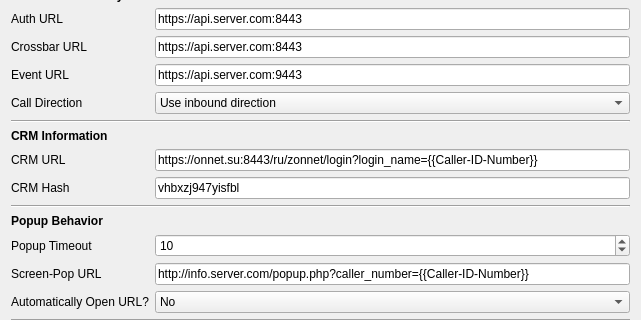
Above: mainwindow.ui from onnet/kazoo_popup before the change; both pictures show x 0 to 641 and y 176 to 496 of the 641 by 644 pixel window. Below: the same form after it.
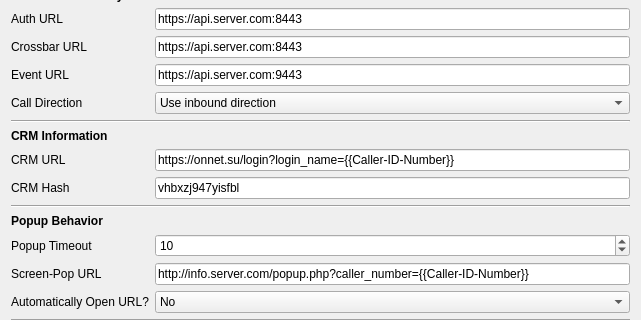
That is the form after the change.

```diff
--- a/mainwindow.ui
+++ b/mainwindow.ui
@@ -374,7 +374,7 @@
     <item row="18" column="2">
      <widget class="QLineEdit" name="crmUrlLineEdit">
       <property name="text">
-       <string>https://onnet.su:8443/ru/zonnet/login?login_name={{Caller-ID-Number}}</string>
+       <string>https://onnet.su/login?login_name={{Caller-ID-Number}}</string>
       </property>
      </widget>
     </item>
```
